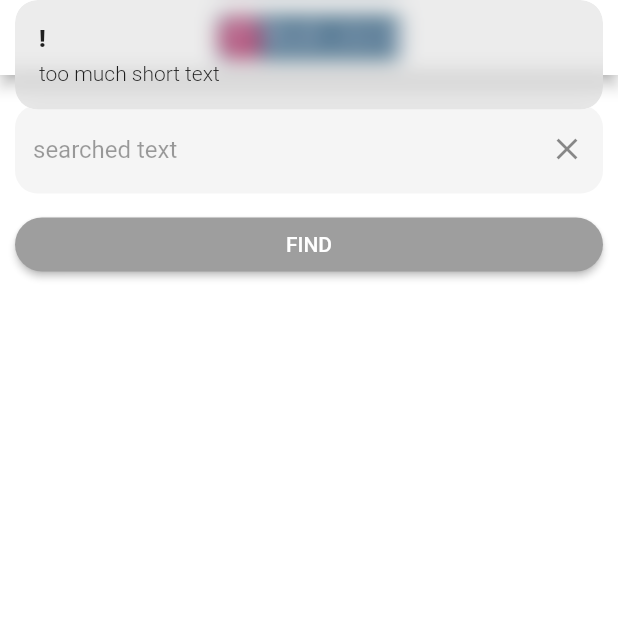
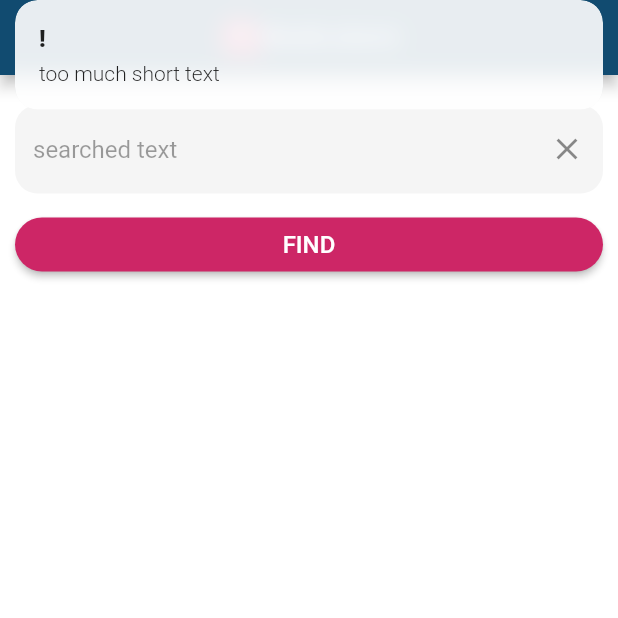
Before and after one commit to DenDeoni/Ringier-Axel-Springer-Slovakia, a Flutter app: the screen it shows after launch, after a tap on "FIND", on a phone screen of 412 x 824 dp, the top half of it. Run offline on Flutter 3.47's test engine with Material 2 defaults, Android fonts, the phone set to English and light mode, and no system bars; our stand-ins replace cached_network_image, get.

Commit message:
final changes

```diff
--- a/lib/controllers/books_find_page_controller.dart
+++ b/lib/controllers/books_find_page_controller.dart
@@ -41,13 +41,21 @@ class BooksFindPageController extends GetxController {
     if (searchedText.value.length >= 2) {
       fetchData();
     } else {
-      Get.snackbar('!', TOO_MUCH_SHORT.tr);
+      Get.snackbar(
+        '!',
+        TOO_MUCH_SHORT.tr,
+        backgroundColor: const Color.fromARGB(230, 255, 255, 255),
+      );
     }
   }
 
   void emptyResponseMessage() {
     if (booksList.isEmpty) {
-      Get.snackbar(NOTHNING_FOUND.tr, TRY_CHANGE_REQUEST.tr);
+      Get.snackbar(
+        NOTHNING_FOUND.tr,
+        TRY_CHANGE_REQUEST.tr,
+        backgroundColor: const Color.fromARGB(230, 255, 255, 255),
+      );
     }
   }
 }
--- a/lib/main.dart
+++ b/lib/main.dart
@@ -34,7 +34,7 @@ class MyApp extends StatelessWidget {
             systemOverlayStyle: SystemUiOverlayStyle.dark,
             toolbarHeight: 50,
             leadingWidth: 0,
-            backgroundColor: Colors.white,
+            backgroundColor: Color.fromARGB(255, 17, 75, 112),
             automaticallyImplyLeading: false,
             title: AppLogo(),
             iconTheme: const IconThemeData(color: Colors.grey),
--- a/lib/models/book_details_model.dart
+++ b/lib/models/book_details_model.dart
@@ -91,7 +91,7 @@ class BookDetailsModel {
       url: url,
       pdf: pdf?.clone());
 
-  factory BookDetailsModel.empty() => BookDetailsModel(
+  factory BookDetailsModel.empty() => const BookDetailsModel(
       error: ' ',
       title: ' ',
       subtitle: ' ',
--- a/lib/models/book_list_item_model.dart
+++ b/lib/models/book_list_item_model.dart
@@ -1,7 +1,4 @@
 import 'package:flutter/foundation.dart';
-import 'package:quiver/core.dart';
-
-import 'index.dart';
 
 @immutable
 class BookListItemModel {
--- a/lib/pages/events_list/book_list_item.dart
+++ b/lib/pages/books_list/book_list_item.dart
@@ -3,7 +3,6 @@ import 'package:get/get.dart';
 import '../../controllers/book_details_controller.dart';
 import '../../models/book_list_item_model.dart';
 import '../../translations/app_translations.dart';
-import '../../utils/base_url.dart';
 import '../../utils/constants.dart';
 import '../../widgets/divider_widget.dart';
 import '../../widgets/image_net.dart';
--- a/lib/pages/books_search_page.dart
+++ b/lib/pages/books_search_page.dart
@@ -1,10 +1,14 @@
 import 'package:flutter/material.dart';
 import 'package:get/get.dart';
+import 'package:ringier_axel_springer_test/utils/constants.dart';
+import 'package:ringier_axel_springer_test/widgets/progress_page.dart';
 import '../controllers/books_find_page_controller.dart';
-import '../widgets/filter_button.dart';
+import '../translations/app_translations.dart';
+import '../utils/to_list_iterable.dart';
+import '../widgets/search_button.dart';
 import '../widgets/input_field.dart';
 import '../widgets/try_reload_widget.dart';
-import 'events_list/book_list_item.dart';
+import 'books_list/book_list_item.dart';
 
 class BooksSearchPage extends StatelessWidget {
   late final double fontSize = 16;
@@ -32,8 +36,8 @@ class BooksSearchPage extends StatelessWidget {
     });
 
     return RawScrollbar(
-      thumbColor: Colors.grey,
-      thickness: 3,
+      thumbColor: Colors.red,
+      thickness: 5,
       controller: _scrollController,
       child: Scaffold(
         resizeToAvoidBottomInset: false,
@@ -63,14 +67,46 @@ class BooksSearchPage extends StatelessWidget {
               () {
                 return SliverList(
                   delegate: SliverChildListDelegate(
+// -- Progress bar is showings --
+                    _booksFindPageController.dataLoading.value == true && _booksFindPageController.dataLoadFail.value == false
+                        ? toList(
+                            () => {
+                              Container(
+                                color: Colors.white,
+                                width: Get.width,
+                                height: Get.height / 5,
+                                child: const Center(
+                                    child: CircularProgressIndicator(
+                                  color: Colors.grey,
+                                )),
+                              )
+                            },
+                          )
+                        :
 // -- Block Events List created and showings--
-                    _booksFindPageController.booksList.map((content) {
-                      Padding widget = Padding(
-                        padding: const EdgeInsets.only(top: 8.0),
-                        child: BookListItem(content),
-                      );
-                      return widget;
-                    }).toList(growable: false),
+
+                        _booksFindPageController.dataLoading.value == false && _booksFindPageController.dataLoadFail.value == false
+                            ? _booksFindPageController.booksList.map((content) {
+                                Padding widget = Padding(
+                                  padding: const EdgeInsets.only(top: 8.0),
+                                  child: BookListItem(content),
+                                );
+                                return widget;
+                              }).toList(growable: false)
+
+// -- Block - IF Data Loaded is Fail, NO DATA text --
+                            : toList(
+                                () => {
+                                  Align(
+                                    alignment: Alignment.bottomCenter,
+                                    child: Container(
+                                      height: 100,
+                                      alignment: Alignment.bottomCenter,
+                                      child: TryReloadWidget(SEARCH_LIST_CONTROLLER),
+                                    ),
+                                  ),
+                                },
+                              ),
                   ),
                 );
               },
@@ -110,7 +146,7 @@ class BooksSearchPage extends StatelessWidget {
         key: _keyHeaderFindBooks,
         children: [
           InputTextField(),
-          FilterButton(),
+          SearchButton(),
         ],
       ),
     );
--- a/lib/pages/not_found.dart
+++ b/lib/pages/not_found.dart
@@ -7,7 +7,7 @@ class NotFound extends StatelessWidget {
       body: Center(
         child: Column(
           mainAxisAlignment: MainAxisAlignment.center,
-          children: [
+          children: const [
             Text("Page not found"),
           ],
         ),
--- a/lib/utils/base_url.dart
+++ b/lib/utils/base_url.dart
@@ -1,8 +1,8 @@
 import 'package:flutter/foundation.dart';
-
 import 'constants.dart';
 
 String baseURL() {
-  String url = const String.fromEnvironment('BASE_URL');
+  String url = 'https://api.itbook.store';
+  //String url = const String.fromEnvironment('BASE_URL');
   return url;
 }
--- a/lib/widgets/detail_scaffold.dart
+++ b/lib/widgets/detail_scaffold.dart
@@ -18,7 +18,7 @@ class DetailScaffold extends StatelessWidget {
           systemOverlayStyle: SystemUiOverlayStyle.dark,
           toolbarHeight: 50,
           leadingWidth: 0,
-          backgroundColor: Colors.white,
+          backgroundColor: const Color.fromARGB(255, 17, 75, 112),
           automaticallyImplyLeading: false,
           title: AppLogo(),
           iconTheme: const IconThemeData(color: Colors.grey),
--- a/lib/widgets/progress_page.dart
+++ b/lib/widgets/progress_page.dart
@@ -9,6 +9,7 @@ class ProgressPage extends StatelessWidget {
 
   @override
   Widget build(BuildContext context) {
+    print('PROGRESS PAGE');
     return Obx(
       () => Container(
         height: 500,
@@ -17,8 +18,8 @@ class ProgressPage extends StatelessWidget {
         child: Column(
           mainAxisAlignment: MainAxisAlignment.center,
           children: [
-            Padding(
-              padding: const EdgeInsets.all(15.0),
+            const Padding(
+              padding: EdgeInsets.all(15.0),
               child: CircularProgressIndicator(
                 color: Colors.grey,
               ),
--- a/lib/widgets/filter_button.dart
+++ b/lib/widgets/search_button.dart
@@ -3,19 +3,19 @@ import '../controllers/books_find_page_controller.dart';
 import '../translations/app_translations.dart';
 import 'package:get/get.dart';
 
-class FilterButton extends StatelessWidget {
+class SearchButton extends StatelessWidget {
   final BooksFindPageController _booksFindPageController = Get.find();
 
-  FilterButton({Key? key}) : super(key: key);
+  SearchButton({Key? key}) : super(key: key);
 
   @override
   Widget build(BuildContext context) {
     return Container(
-      padding: EdgeInsets.only(top: 10),
+      padding: const EdgeInsets.only(top: 10),
       width: Get.width - 20,
       child: ElevatedButton(
         style: ElevatedButton.styleFrom(
-          primary: Colors.grey,
+          primary: const Color.fromARGB(255, 205, 38, 102),
           padding: const EdgeInsets.only(left: 10, right: 10),
           shape: const StadiumBorder(),
         ),
@@ -24,7 +24,7 @@ class FilterButton extends StatelessWidget {
         },
         child: Text(
           FIND.tr.toUpperCase(),
-          style: const TextStyle(fontSize: 14),
+          style: const TextStyle(fontSize: 16),
         ),
       ),
     );
```
Also changed, not shown: lib/models/pdf_model.dart (+8 -26 lines), lib/pages/book_details/book_details_body.dart (+21 -26 lines), lib/pages/books_list/book_item_content.dart (added, +68 -0 lines), lib/pages/events_list/book_item_content.dart (deleted, +0 -70 lines), lib/widgets/try_reload_widget.dart (+9 -12 lines).
